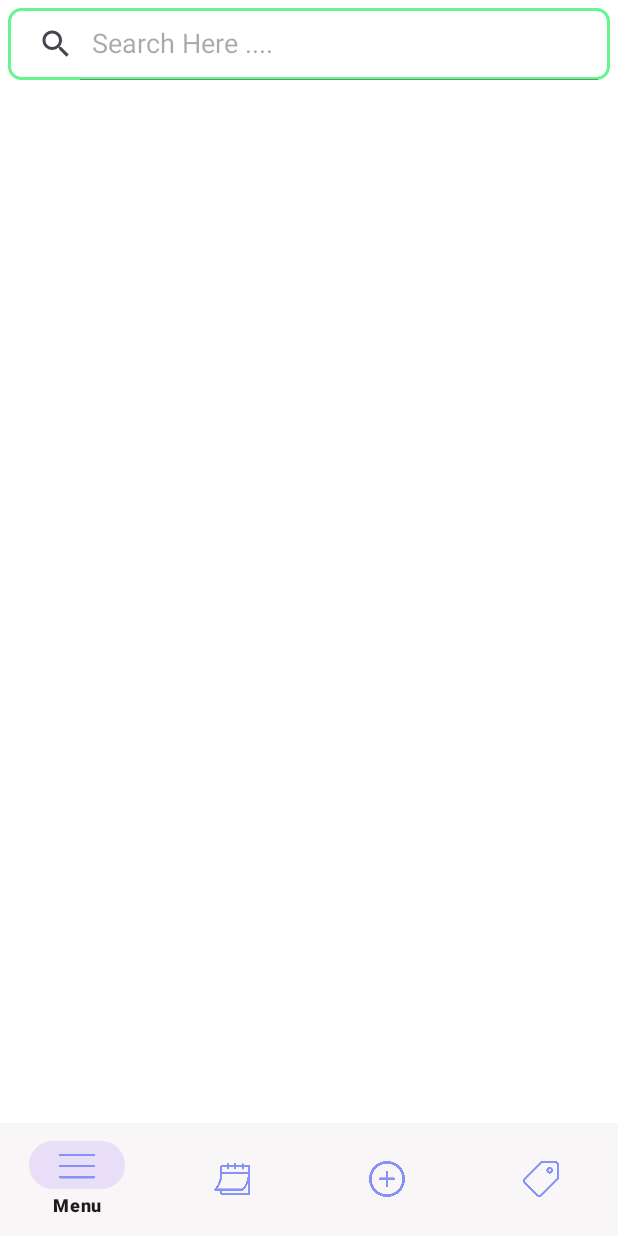
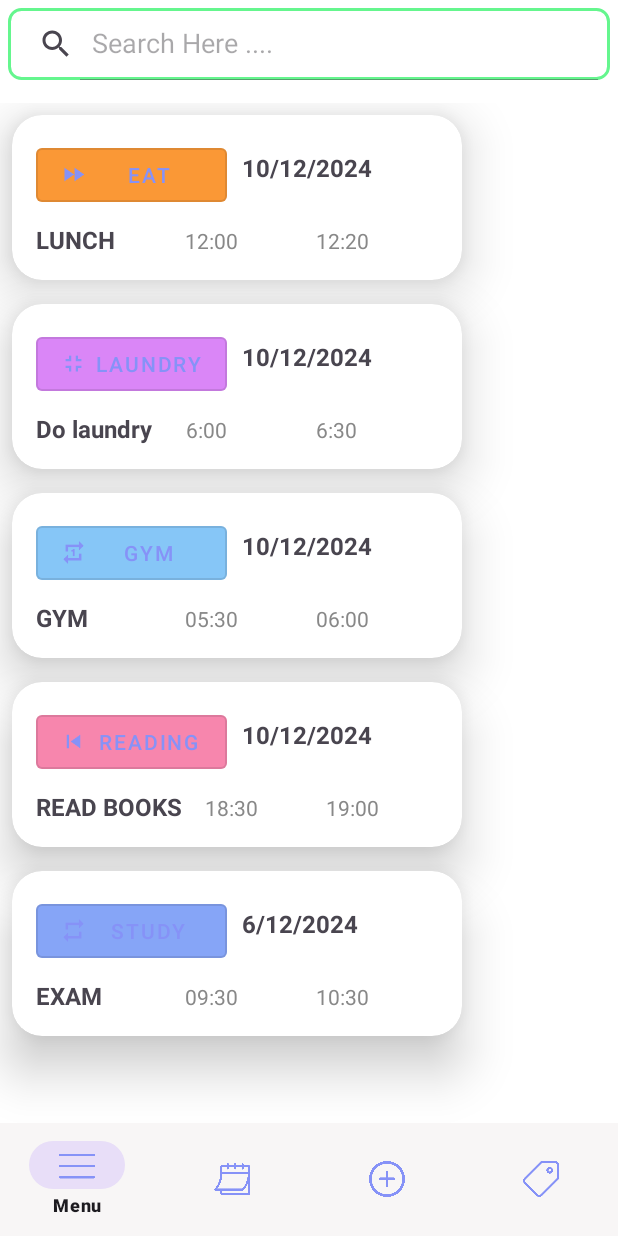
Before and after one commit to BaoLamIT1/ToDoTask, an Android app: the screen it shows after launch (MainActivity), after a tap on "Find task", on a phone screen of 412 x 824 dp. Run offline under Robolectric (Android 15) with nearby library versions, the phone set to English and light mode, and no system bars.

Commit message:
update SQL

```diff
--- a/app/src/main/java/com/example/todotask/Activity/MainActivity.java
+++ b/app/src/main/java/com/example/todotask/Activity/MainActivity.java
@@ -7,6 +7,7 @@ import androidx.fragment.app.FragmentTransaction;
 
 import android.os.Bundle;
 
+import com.example.todotask.CreateDatabase;
 import com.example.todotask.Fragment.AddFragment;
 import com.example.todotask.Fragment.CalendarFragment;
 import com.example.todotask.Fragment.MenuFragment;
@@ -18,13 +19,13 @@ public class MainActivity extends AppCompatActivity {
 
     ActivityMainBinding binding;
 
-
     @Override
     protected void onCreate(Bundle savedInstanceState) {
         super.onCreate(savedInstanceState);
         binding = ActivityMainBinding.inflate(getLayoutInflater());
         setContentView(binding.getRoot());
         replaceFragment(new CalendarFragment());
+
 
         binding.bottomNavigation.setOnItemSelectedListener(item -> {
             int id = item.getItemId();
--- a/app/src/main/java/com/example/todotask/CreateDatabase.java
+++ b/app/src/main/java/com/example/todotask/CreateDatabase.java
@@ -17,7 +17,7 @@ import java.util.Calendar;
 
 public class CreateDatabase extends SQLiteOpenHelper {
     private Context context;
-    private static final String DATABASE_NAME = "Demo1.db";
+    private static final String DATABASE_NAME = "Demo001.db";
     private static final int DATABASE_VERSION =1;
     private static final String TB_TASK = "TASK";
     private static final String TB_TAG = "TAG";
@@ -39,16 +39,12 @@ public class CreateDatabase extends SQLiteOpenHelper {
     public static final String TB_TAG_ICON = "TAG_ICON";
     public static final String TB_TAG_COLOR = "TAG_COLOR";
     //    public static int TB_TAG_ICON = Integer.parseInt("TAG_ICON");
-//
 //    public static int TB_TAG_COLOR = Integer.parseInt("TAG_COLOR");
     public CreateDatabase(@Nullable Context context) {
 
         super(context, DATABASE_NAME, null, DATABASE_VERSION);
         this.context = context;
     }
-
-
-
     @Override
     public void onCreate(SQLiteDatabase db) {
 
@@ -70,21 +66,73 @@ public class CreateDatabase extends SQLiteOpenHelper {
                 + TB_TAG_NAME + " TEXT, "
                 + TB_TAG_ICON + " INTEGER, "
                 + TB_TAG_COLOR + " INTEGER)";
-
         db.execSQL(tbTag);
     }
-
     @Override
     public void onUpgrade(SQLiteDatabase db, int oldVersion, int newVersion) {
         db.execSQL("DROP TABLE IF EXISTS " + TB_TASK);
         db.execSQL("DROP TABLE IF EXISTS " + TB_TAG);
         onCreate(db);
     }
-    //    public  SQLiteDatabase open(){
-//        return this.getWritableDatabase();
-//    }
-    //tag
 
+    public void insertSampleData() {
+        SQLiteDatabase db = this.getWritableDatabase();
+
+        // Kiểm tra nếu bảng đã có dữ liệu thì không thêm nữa
+        if (isTableEmpty(db, TB_TASK) && isTableEmpty(db, TB_TAG)) {
+
+            // Thêm dữ liệu mẫu cho bảng Tags
+            insertTag(db, "EAT", 2131230912, -354250);
+            insertTag(db, "LAUNDRY", 2131230914, -2455817);
+            insertTag(db, "GYM", 2131230921, -7944457);
+            insertTag(db, "READING", 2131230918, -555347);
+            insertTag(db, "STUDY", 2131230919, -7952905);
+
+            // Thêm dữ liệu mẫu cho bảng Tasks
+            insertTask(db, "LUNCH", "10/12/2024", "12:00", "12:20",
+                    "Do not repeat", 1, "1", "test");
+            insertTask(db, "Do laundry", "10/12/2024", "6:00", "6:30",
+                    "Do not repeat", 2, "1", "test");
+            insertTask(db, "GYM", "10/12/2024", "05:30", "06:00",
+                    "Do not repeat", 3, "1", "test");
+            insertTask(db, "READ BOOKS", "10/12/2024", "18:30", "19:00",
+                    "Do not repeat", 4, "1", "test");
+            insertTask(db, "EXAM", "6/12/2024", "09:30", "10:30",
+                    "Do not repeat", 5, "1", "test");
+        }
+        db.close();
+
+    }
+    // Hàm kiểm tra bảng có rỗng hay không
+    private boolean isTableEmpty(SQLiteDatabase db, String tableName) {
+        Cursor cursor = db.rawQuery("SELECT COUNT(*) FROM " + tableName, null);
+        boolean isEmpty = false;
+        if (cursor.moveToFirst()) {
+            isEmpty = cursor.getInt(0) == 0;
+        }
+        cursor.close();
+        return isEmpty;
+    }
+    private void insertTask(SQLiteDatabase db, String name, String date, String start, String end,
+                            String repeat, int tagId, String check, String notification) {
+        ContentValues values = new ContentValues();
+        values.put(TB_TASK_NAME, name);
+        values.put(TB_TASK_DATE, date);
+        values.put(TB_TASK_START, start);
+        values.put(TB_TASK_END, end);
+        values.put(TB_TASK_REPEAT, repeat);
+        values.put(TB_TAG_ID, tagId);
+        values.put(TB_TASK_CHECK, check);
+        values.put(TB_TASK_NOTIFICATION, notification);
+        db.insert(TB_TASK, null, values);
+    }
+    private void insertTag(SQLiteDatabase db, String name, int icon, int color) {
+        ContentValues values = new ContentValues();
+        values.put(TB_TAG_NAME, name);
+        values.put(TB_TAG_ICON, icon);
+        values.put(TB_TAG_COLOR, color);
+        db.insert(TB_TAG, null, values);
+    }
     public ArrayList<TagsModel> getAllTag(){
         ArrayList<TagsModel> list= new ArrayList<>();
         String sql = "SELECT * FROM " + TB_TAG;
@@ -99,8 +147,6 @@ public class CreateDatabase extends SQLiteOpenHelper {
             }
         return list;
     }
-
-
     public void addTag(String Name, int Icon, int Color){
         SQLiteDatabase db = this.getWritableDatabase();
         ContentValues contentValues = new ContentValues();
@@ -110,16 +156,14 @@ public class CreateDatabase extends SQLiteOpenHelper {
         contentValues.put(TB_TAG_COLOR,Color);
         long result =  db.insert(TB_TAG,null,contentValues);
         //CHI DE CHECK
-        if (result == -1){
-            Toast.makeText(context, "Failed", Toast.LENGTH_SHORT).show();
-        }
-        else {
-            Toast.makeText(context, "Success", Toast.LENGTH_SHORT).show();
-        }
+//        if (result == -1){
+//            Toast.makeText(context, "Failed", Toast.LENGTH_SHORT).show();
+//        }
+//        else {
+//            Toast.makeText(context, "Success", Toast.LENGTH_SHORT).show();
+//        }
         db.close();
-
     }
-
     //
     public void UpdateTag (int id, String Name, int Icon, int Color ){
         SQLiteDatabase db = this.getWritableDatabase();
@@ -128,12 +172,12 @@ public class CreateDatabase extends SQLiteOpenHelper {
         contentValues.put(TB_TAG_ICON, Icon);
         contentValues.put(TB_TAG_COLOR, Color);
         long result = db.update(TB_TAG, contentValues, "TAG_ID = ?",new String[]{String.valueOf(id)});
-        if (result == -1){
-            Toast.makeText(context, "Failed", Toast.LENGTH_SHORT).show();
-        }
-        else {
-            Toast.makeText(context, "Success", Toast.LENGTH_SHORT).show();
-        }
+//        if (result == -1){
+//            Toast.makeText(context, "Failed", Toast.LENGTH_SHORT).show();
+//        }
+//        else {
+//            Toast.makeText(context, "Success", Toast.LENGTH_SHORT).show();
+//        }
         db.close();
 
     }
@@ -226,13 +270,13 @@ public class CreateDatabase extends SQLiteOpenHelper {
         SQLiteDatabase db = this.getWritableDatabase();
         ContentValues contentValues = new ContentValues();
         contentValues.put(TB_TASK_CHECK, 0);
-        long result = db.update(TB_TASK, contentValues, "TASK_ID = ?",new String[]{String.valueOf(id)});
-        if (result == -1){
-            Toast.makeText(context, "Failed", Toast.LENGTH_SHORT).show();
-        }
-        else {
-            Toast.makeText(context, "Success", Toast.LENGTH_SHORT).show();
-        }
+//        long result = db.update(TB_TASK, contentValues, "TASK_ID = ?",new String[]{String.valueOf(id)});
+//        if (result == -1){
+//            Toast.makeText(context, "Failed", Toast.LENGTH_SHORT).show();
+//        }
+//        else {
+//            Toast.makeText(context, "Success", Toast.LENGTH_SHORT).show();
+//        }
         db.close();
     }
     public void Putback(int id){
@@ -259,7 +303,6 @@ public class CreateDatabase extends SQLiteOpenHelper {
         contentValues.put(TB_TASK_END,task.getTimeEnd());
         contentValues.put(TB_TAG_ID, task.getTag());
         contentValues.put(TB_TASK_NOTIFICATION,task.getNotification());
-
         long result = db.update(TB_TASK, contentValues, "TASK_ID = ?",new String[]{String.valueOf(id)});
         if (result == -1){
             Toast.makeText(context, "Failed", Toast.LENGTH_SHORT).show();
@@ -287,9 +330,7 @@ public class CreateDatabase extends SQLiteOpenHelper {
         db.execSQL(sql);
         db.close();
     }
-
     //lay ngay
-
     public ArrayList<Task> getDateTask(String date){
         ArrayList<Task> list= new ArrayList<>();
         int checked  = 1;
@@ -304,33 +345,22 @@ public class CreateDatabase extends SQLiteOpenHelper {
                         cursor.getString(7),  cursor.getInt(8));
                 list.add(task);
             }
-
-        if (list.size() == 0 )  Toast.makeText(context, "You dont have task this day", Toast.LENGTH_SHORT).show();
-//        else  Toast.makeText(context, "Success", Toast.LENGTH_SHORT).show();
-
-
-
-        return list;
+//        if (list.size() == 0 )  Toast.makeText(context, "You dont have task this day", Toast.LENGTH_SHORT).show();
+//       else  Toast.makeText(context, "Success", Toast.LENGTH_SHORT).show();
+      return list;
     }
-
-
     //repreating day
     public void addRepeatingTask(String NameTask,
                                  String Date, String TimeStart,
                                  String TimeEnd, String Repeat,
                                  int Tag, String Notification) {
         SQLiteDatabase db = this.getWritableDatabase();
-
-
-
         int count=0;
         int month=0;
-
         switch (Repeat) {
             case "Do not repeat":
                 addTask(NameTask,Date, TimeStart,TimeEnd, Repeat,Tag, Notification , 1);
                 break;
-
             case "Daily":
                 Calendar startCalendar = Calendar.getInstance();
                 startCalendar.setTime(CalendarHelper.parseDate(Date));
@@ -383,9 +413,6 @@ public class CreateDatabase extends SQLiteOpenHelper {
                     // Add the task for the next date
                     addTask(NameTask, nextDateString, TimeStart, TimeEnd, Repeat, Tag, Notification, 1);
                 }
-
-
-
                 for (int i = 0; i <= 3-count; i++) {
                     String next="";
                     if(day<10)  next+="0"+(day);
@@ -396,13 +423,10 @@ public class CreateDatabase extends SQLiteOpenHelper {
                     next+= startCalendar.get(Calendar.YEAR);
                     addTask(NameTask,next, TimeStart,TimeEnd, Repeat,Tag, Notification, 1);
                 }
-
                 break;
-
             case "Monthly":
                 startCalendar = Calendar.getInstance();
                 startCalendar.setTime(CalendarHelper.parseDate(Date));
-
                 for (int i = 0; i < 12; i++) {
                     // Calculate the date for each week after the start date
                     Calendar nextDate = (Calendar) startCalendar.clone();
@@ -414,29 +438,22 @@ public class CreateDatabase extends SQLiteOpenHelper {
                     addTask(NameTask,nextDateString, TimeStart,TimeEnd, Repeat,Tag, Notification, 1);
                 }
                 break;
-
             case "Annually":
                 startCalendar = Calendar.getInstance();
                 startCalendar.setTime(CalendarHelper.parseDate(Date));
-
                 for (int i = 0; i < 5; i++) {
                     // Calculate the date for each week after the start date
                     Calendar nextDate = (Calendar) startCalendar.clone();
                     nextDate.add(Calendar.YEAR, i);
-
                     // Convert the next date to a string
                     String nextDateString = CalendarHelper.formatDate(nextDate.getTime());
                     // Add the task for the next date
                     addTask(NameTask,nextDateString, TimeStart,TimeEnd, Repeat,Tag, Notification, 1);
                 }
                 break;
-
         }
-
         db.close();
     }
-
-    //---
     public String getTaskfromTag(int id){
         TagsModel tagsModel = null; // Initialize tagsModel to null
         String sql = "SELECT "+ TB_TAG + ".TAG_ID, TAG_NAME, TAG_ICON, TAG_COLOR  FROM " + TB_TASK + " JOIN " + TB_TAG +
@@ -453,9 +470,5 @@ public class CreateDatabase extends SQLiteOpenHelper {
             cursor.close();
         }
         return (tagsModel != null) ? tagsModel.getTagContent() : null;
-
     }
-
-
-
 }
--- a/app/src/main/java/com/example/todotask/Fragment/AddFragment.java
+++ b/app/src/main/java/com/example/todotask/Fragment/AddFragment.java
@@ -56,6 +56,7 @@ public class AddFragment extends Fragment implements TagIconListener {
 
     private CreateDatabase data;
 
+
     private int hour , minutes; // This 2 variable for selectedTimeStart
     private AutoCompleteTextView dropDownMenuRepeat;
     //    String[] options = new String[]{"Do not repeat", "Daily","Weekly","Monthly","Annually"};
@@ -83,6 +84,8 @@ public class AddFragment extends Fragment implements TagIconListener {
         fab = v.findViewById(R.id.add_fab);
 
         data = new CreateDatabase(getContext());
+       // data.insertSampleData();
+
 
         //tags
         getData();
@@ -182,6 +185,7 @@ public class AddFragment extends Fragment implements TagIconListener {
                     CalendarFragment calendarFragment = new CalendarFragment();
                     calendarFragment.setArguments(b);
                     getFragmentManager().beginTransaction().replace(R.id.frame_layout, calendarFragment).commit();
+                    Toast.makeText(getContext(), "Task added successfully! ID: " + id, Toast.LENGTH_SHORT).show();
                 }
                 catch (NumberFormatException e)
                 {
--- a/app/src/main/java/com/example/todotask/Fragment/AddTagFragment.java
+++ b/app/src/main/java/com/example/todotask/Fragment/AddTagFragment.java
@@ -15,6 +15,7 @@ import android.view.ViewGroup;
 import android.widget.EditText;
 import android.widget.ImageView;
 import android.widget.TextView;
+import android.widget.Toast;
 
 import com.example.todotask.CreateDatabase;
 import com.example.todotask.R;
@@ -100,6 +101,7 @@ public class AddTagFragment extends Fragment implements TagIconListener {
 
         receiveData();
 
+
         btnColor.setOnClickListener(new View.OnClickListener() {
             @Override
             public void onClick(View v) {
@@ -123,9 +125,8 @@ public class AddTagFragment extends Fragment implements TagIconListener {
 
                 TagFragment tagFragment = new TagFragment();
                 tagFragment.setArguments(bundle);
-
-
                 getFragmentManager().beginTransaction().replace(R.id.frame_layout, tagFragment).commit();
+                Toast.makeText(getContext(), "Tag added successfully! ID: " + id, Toast.LENGTH_SHORT).show();
             }
         });
 
@@ -151,6 +152,9 @@ public class AddTagFragment extends Fragment implements TagIconListener {
         });
 
         return tagAddView;
+    }
+    private void insertTagSample(String name, int icon, int color){
+
     }
     private void openColorPicker() {
         AmbilWarnaDialog ambilWarnaDialog = new AmbilWarnaDialog(getContext(), defaultcolor, new AmbilWarnaDialog.OnAmbilWarnaListener() {
--- a/app/src/main/java/com/example/todotask/Fragment/CalendarFragment.java
+++ b/app/src/main/java/com/example/todotask/Fragment/CalendarFragment.java
@@ -46,6 +46,8 @@ public class CalendarFragment extends Fragment implements TagIconListener {
 
         listTask = v.findViewById(R.id.recyclerView_Task);
         data = new CreateDatabase(getContext());
+        data.insertSampleData();
+
         //getData();
         calendarView = v.findViewById(R.id.calendarView);
         taskAdapter = new TaskAdapter(getContext(), taskArrayList, tagsModels, this, data);
@@ -172,7 +174,6 @@ public class CalendarFragment extends Fragment implements TagIconListener {
                // taskArrayList.add(newTask);
                 data.addRepeatingTask(NameTask, DateTask,
                         TimeStart, TimeEnd, Repeat, TagID, "test");
-              //  taskAdapter.notifyDataSetChanged();
             }
         }
     }
@@ -206,15 +207,9 @@ public class CalendarFragment extends Fragment implements TagIconListener {
         bundleEdit.putString("TaskTEndEdit", timeEnd);
         bundleEdit.putString("TaskRepeatEdit", repeat);
         bundleEdit.putInt("TaskTagEdit", idTag);
-
-
-
-
 //
         AddFragment taskAddFragment = new AddFragment();
         taskAddFragment.setArguments(bundleEdit);
-//
-//
         getFragmentManager().beginTransaction().replace(R.id.frame_layout, taskAddFragment).commit();
     }
 }
--- a/app/src/main/java/com/example/todotask/Model/Task.java
+++ b/app/src/main/java/com/example/todotask/Model/Task.java
@@ -10,11 +10,9 @@ public class Task {
     private int Tag;
     private String Notification;
     private int Checked;
-
     public Task() {
 
     }
-
     public Task(int idTask, String NameTask, String Date, String TimeStart, String TimeEnd, String Repeat, int Tag, String Notification) {
         this.IdTask = idTask;
         this.NameTask = NameTask;
```
